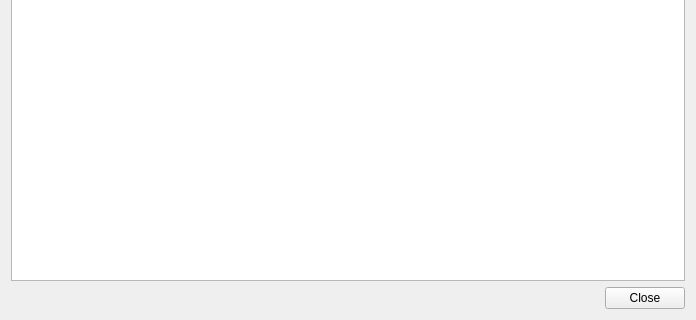
Before: the Qt Designer form src/persistentconnection.ui in dannagle/PacketSender, drawn with Qt 5; both pictures show x 0 to 696 and y 156 to 476 of the 696 by 476 pixel window.
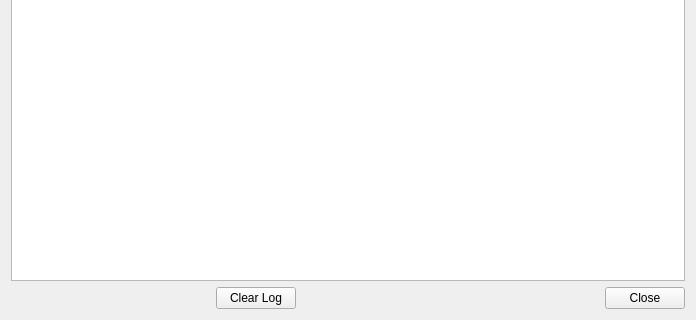
After: the same form once the commit is applied.

Commit message: added clear log in persistent view

Patch:
```diff
--- a/src/persistentconnection.ui
+++ b/src/persistentconnection.ui
@@ -142,6 +142,26 @@
        </property>
       </spacer>
      </item>
+     <item>
+      <widget class="QPushButton" name="clearButton">
+       <property name="text">
+        <string>Clear Log</string>
+       </property>
+      </widget>
+     </item>
+     <item>
+      <spacer name="horizontalSpacer_2">
+       <property name="orientation">
+        <enum>Qt::Horizontal</enum>
+       </property>
+       <property name="sizeHint" stdset="0">
+        <size>
+         <width>40</width>
+         <height>20</height>
+        </size>
+       </property>
+      </spacer>
+     </item>
      <item>
       <widget class="QDialogButtonBox" name="buttonBox">
        <property name="orientation">
```
The commit also changes 2 other files.
